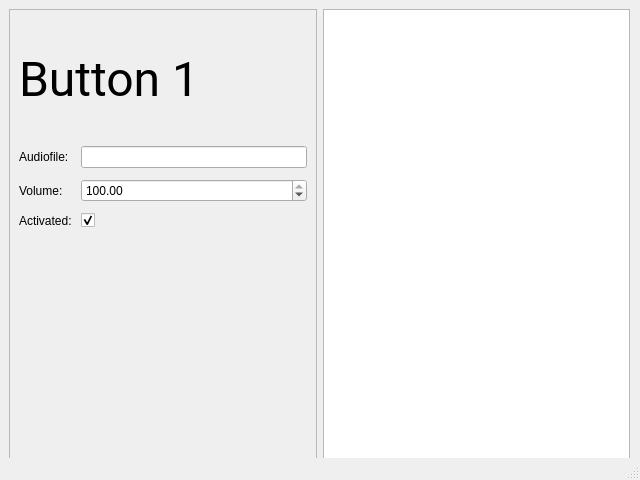
First picture: the form in src/modules/launchpad-toolbox.ui, repository UBAS-Productions/Launchpad-Tool, before the edit.
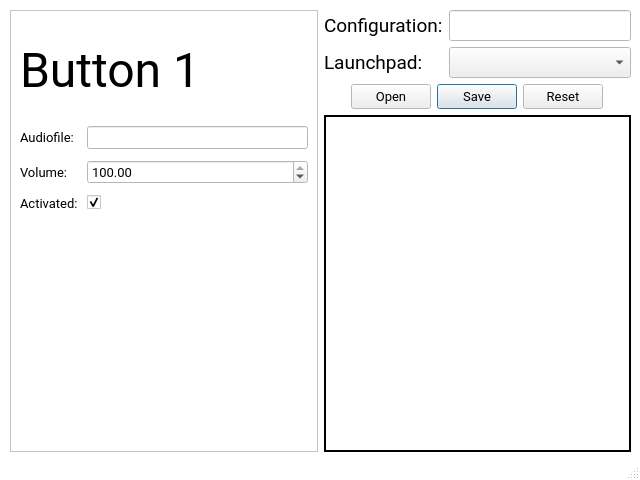
Second picture: the form after the edit. Icons and pictures are not drawn.

Commit message: added sizepolicy added launchpad and config selection

```diff
--- a/src/modules/launchpad-toolbox.ui
+++ b/src/modules/launchpad-toolbox.ui
@@ -10,6 +10,94 @@
     <height>480</height>
    </rect>
   </property>
+  <property name="sizePolicy">
+   <sizepolicy hsizetype="Fixed" vsizetype="Fixed">
+    <horstretch>0</horstretch>
+    <verstretch>0</verstretch>
+   </sizepolicy>
+  </property>
+  <property name="minimumSize">
+   <size>
+    <width>640</width>
+    <height>480</height>
+   </size>
+  </property>
+  <property name="maximumSize">
+   <size>
+    <width>640</width>
+    <height>480</height>
+   </size>
+  </property>
+  <property name="palette">
+   <palette>
+    <active>
+     <colorrole role="Base">
+      <brush brushstyle="SolidPattern">
+       <color alpha="255">
+        <red>255</red>
+        <green>255</green>
+        <blue>255</blue>
+       </color>
+      </brush>
+     </colorrole>
+     <colorrole role="Window">
+      <brush brushstyle="SolidPattern">
+       <color alpha="255">
+        <red>255</red>
+        <green>255</green>
+        <blue>255</blue>
+       </color>
+      </brush>
+     </colorrole>
+    </active>
+    <inactive>
+     <colorrole role="Base">
+      <brush brushstyle="SolidPattern">
+       <color alpha="255">
+        <red>255</red>
+        <green>255</green>
+        <blue>255</blue>
+       </color>
+      </brush>
+     </colorrole>
+     <colorrole role="Window">
+      <brush brushstyle="SolidPattern">
+       <color alpha="255">
+        <red>255</red>
+        <green>255</green>
+        <blue>255</blue>
+       </color>
+      </brush>
+     </colorrole>
+    </inactive>
+    <disabled>
+     <colorrole role="Base">
+      <brush brushstyle="SolidPattern">
+       <color alpha="255">
+        <red>255</red>
+        <green>255</green>
+        <blue>255</blue>
+       </color>
+      </brush>
+     </colorrole>
+     <colorrole role="Window">
+      <brush brushstyle="SolidPattern">
+       <color alpha="255">
+        <red>255</red>
+        <green>255</green>
+        <blue>255</blue>
+       </color>
+      </brush>
+     </colorrole>
+    </disabled>
+   </palette>
+  </property>
+  <property name="font">
+   <font>
+    <family>Roboto</family>
+    <pointsize>10</pointsize>
+   </font>
+  </property>
   <property name="windowTitle">
    <string>Launchpad Toolbox</string>
   </property>
@@ -17,6 +105,15 @@
    <iconset>
     <normaloff>../icon.png</normaloff>../icon.png</iconset>
   </property>
+  <property name="autoFillBackground">
+   <bool>true</bool>
+  </property>
+  <property name="iconSize">
+   <size>
+    <width>256</width>
+    <height>256</height>
+   </size>
+  </property>
   <widget class="QWidget" name="centralwidget">
    <property name="sizePolicy">
     <sizepolicy hsizetype="Preferred" vsizetype="Preferred">
@@ -27,10 +124,10 @@
    <widget class="QWidget" name="horizontalLayoutWidget">
     <property name="geometry">
      <rect>
-      <x>9</x>
-      <y>9</y>
+      <x>10</x>
+      <y>10</y>
       <width>621</width>
-      <height>459</height>
+      <height>442</height>
      </rect>
     </property>
     <layout class="QHBoxLayout" name="horizontalLayout_2">
@@ -157,11 +254,118 @@
       </widget>
      </item>
      <item>
-      <widget class="QTreeView" name="audiofiles">
-       <property name="acceptDrops">
-        <bool>true</bool>
+      <layout class="QVBoxLayout" name="verticalLayout_2" stretch="0,0,0">
+       <property name="spacing">
+        <number>6</number>
        </property>
-      </widget>
+       <property name="leftMargin">
+        <number>0</number>
+       </property>
+       <item>
+        <layout class="QFormLayout" name="formLayout">
+         <property name="bottomMargin">
+          <number>0</number>
+         </property>
+         <item row="1" column="0">
+          <widget class="QLabel" name="label_4">
+           <property name="font">
+            <font>
+             <family>Roboto</family>
+             <pointsize>14</pointsize>
+            </font>
+           </property>
+           <property name="text">
+            <string>Launchpad:</string>
+           </property>
+          </widget>
+         </item>
+         <item row="1" column="1">
+          <widget class="QComboBox" name="comboBox">
+           <property name="sizeIncrement">
+            <size>
+             <width>0</width>
+             <height>0</height>
+            </size>
+           </property>
+           <property name="font">
+            <font>
+             <family>Roboto</family>
+             <pointsize>14</pointsize>
+            </font>
+           </property>
+          </widget>
+         </item>
+         <item row="0" column="0">
+          <widget class="QLabel" name="label_5">
+           <property name="font">
+            <font>
+             <pointsize>14</pointsize>
+            </font>
+           </property>
+           <property name="text">
+            <string>Configuration:</string>
+           </property>
+          </widget>
+         </item>
+         <item row="0" column="1">
+          <widget class="QLineEdit" name="lineEdit_2">
+           <property name="font">
+            <font>
+             <pointsize>14</pointsize>
+            </font>
+           </property>
+          </widget>
+         </item>
+        </layout>
+       </item>
+       <item>
+        <widget class="QDialogButtonBox" name="configbuttons">
+         <property name="layoutDirection">
+          <enum>Qt::RightToLeft</enum>
+         </property>
+         <property name="orientation">
+          <enum>Qt::Horizontal</enum>
+         </property>
+         <property name="standardButtons">
+          <set>QDialogButtonBox::Open|QDialogButtonBox::Reset|QDialogButtonBox::Save</set>
+         </property>
+         <property name="centerButtons">
+          <bool>true</bool>
+         </property>
+        </widget>
+       </item>
+       <item>
+        <widget class="QTreeView" name="audiofiles">
+         <property name="focusPolicy">
+          <enum>Qt::StrongFocus</enum>
+         </property>
+         <property name="acceptDrops">
+          <bool>true</bool>
+         </property>
+         <property name="frameShape">
+          <enum>QFrame::WinPanel</enum>
+         </property>
+         <property name="frameShadow">
+          <enum>QFrame::Plain</enum>
+         </property>
+         <property name="lineWidth">
+          <number>1</number>
+         </property>
+         <property name="midLineWidth">
+          <number>0</number>
+         </property>
+         <property name="tabKeyNavigation">
+          <bool>true</bool>
+         </property>
+         <property name="dragEnabled">
+          <bool>true</bool>
+         </property>
+         <property name="dragDropMode">
+          <enum>QAbstractItemView::DragDrop</enum>
+         </property>
+        </widget>
+       </item>
+      </layout>
      </item>
     </layout>
    </widget>
```
The commit also changes 1 other file.
